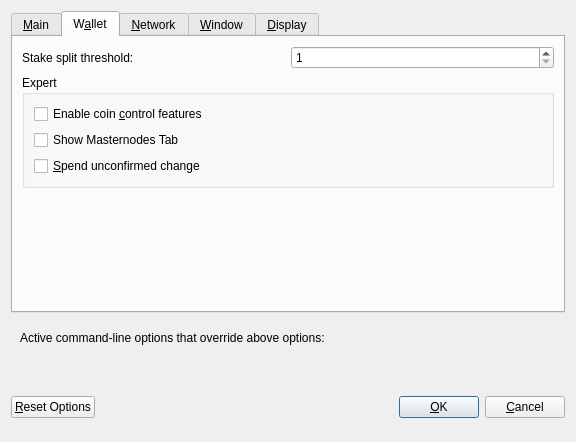
Qt form src/qt/forms/optionsdialog.ui (cmaliwal/ColossusCoinXT) before a commit.
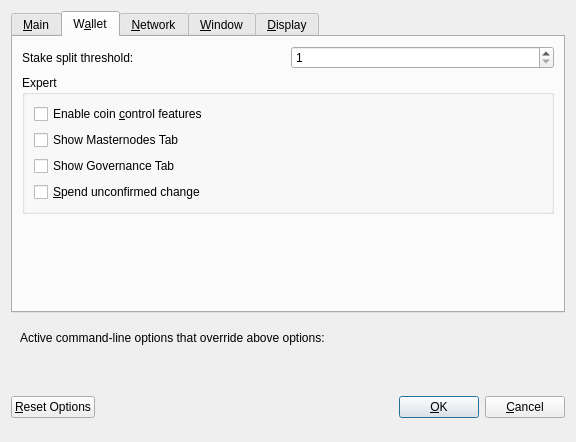
The same form after that commit. The open tabs and pages were chosen to show the change. Custom widgets are drawn as their Qt base class.

Commit message: Governance tab template

Patch:
```diff
--- a/src/qt/forms/optionsdialog.ui
+++ b/src/qt/forms/optionsdialog.ui
@@ -263,6 +263,16 @@
             </property>
            </widget>
           </item>
+          <item>
+           <widget class="QCheckBox" name="showGovernanceTab">
+            <property name="toolTip">
+             <string>Show additional tab listing all budgets in the network.</string>
+            </property>
+            <property name="text">
+             <string>Show Governance Tab</string>
+            </property>
+           </widget>
+          </item>
           <item>
            <widget class="QCheckBox" name="spendZeroConfChange">
             <property name="toolTip">
```
Left out of the diff: 2 changed lines with no effect on the pictures. The commit also changes 18 other files.
